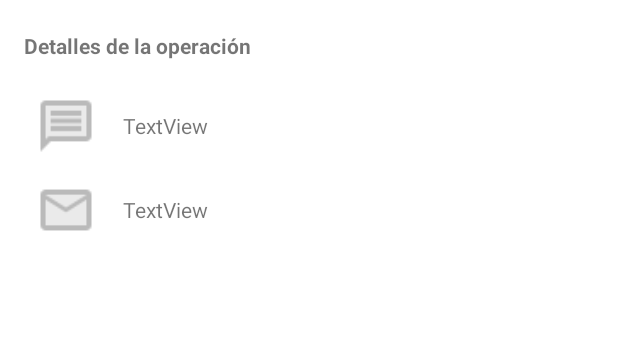
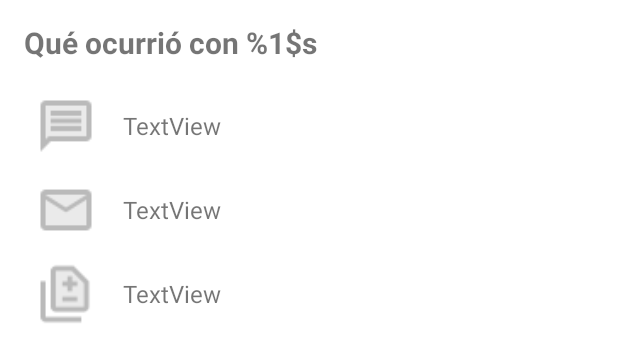
Before and after one commit to jpasao/ListaDC, an Android app: the layout historic_detail_modal.xml on its own in the app's theme, with its tools: preview values and no code run, on a phone screen of 412 x 824 dp. Shown: the top 362 px of the screen. Run offline under Robolectric (Android 15) with nearby library versions, the phone set to English and light mode, and no system bars.

Commit message:
Add original data to historic details

```diff
--- a/app/src/main/java/com/latribu/listadc/common/models/Historic.kt
+++ b/app/src/main/java/com/latribu/listadc/common/models/Historic.kt
@@ -11,5 +11,6 @@ data class Historic(
     val operationId: Int,
     val createdAt: String,
     val firebaseSent: Int,
-    val remoteAddr: String
+    val remoteAddr: String,
+    val originalData: String?
 ) : Serializable
--- a/app/src/main/java/com/latribu/listadc/historic/HistoricActivity.kt
+++ b/app/src/main/java/com/latribu/listadc/historic/HistoricActivity.kt
@@ -161,8 +161,7 @@ class HistoricActivity : AppCompatActivity() {
     }
 
     private fun itemLongPressed(item: Historic) {
-        val sentText = if (item.firebaseSent == 1) "Ya se envió la notificación" else "Aún no ha salido la notificación"
-        val showDetails = HistoricDetailBottomFragment(sentText, item.remoteAddr)
+        val showDetails = HistoricDetailBottomFragment(item)
         supportFragmentManager.let { showDetails.show(it, HistoricDetailBottomFragment.TAG) }
     }
 
--- /dev/null
+++ b/app/src/main/res/drawable/twotone_difference_24.xml
@@ -0,0 +1,7 @@
+<vector xmlns:android="http://schemas.android.com/apk/res/android" android:height="24dp" android:tint="#FFFFFF" android:viewportHeight="24" android:viewportWidth="24" android:width="24dp">
+
+    <path android:fillAlpha="0.3" android:fillColor="@android:color/white" android:pathData="M14.17,3H8v14h11V7.83L14.17,3zM16.5,15h-6v-2h6V15zM16.5,9h-2v2h-2V9h-2V7h2V5h2v2h2V9z" android:strokeAlpha="0.3"/>
+
+    <path android:fillColor="@android:color/white" android:pathData="M18,23H4c-1.1,0 -2,-0.9 -2,-2V7h2v14h14V23zM14.5,7V5h-2v2h-2v2h2v2h2V9h2V7H14.5zM16.5,13h-6v2h6V13zM15,1H8C6.9,1 6.01,1.9 6.01,3L6,17c0,1.1 0.89,2 1.99,2H19c1.1,0 2,-0.9 2,-2V7L15,1zM19,17H8V3h6.17L19,7.83V17z"/>
+
+</vector>
--- a/app/src/main/res/layout/historic_detail_modal.xml
+++ b/app/src/main/res/layout/historic_detail_modal.xml
@@ -16,7 +16,9 @@
             android:layout_height="56dp"
             android:firstBaselineToTopHeight="36dp"
             android:paddingStart="16dp"
+            android:paddingEnd="16dp"
             android:text="@string/historic_modal_title"
+            android:textSize="20sp"
             android:textStyle="bold" />
 
         <LinearLayout
@@ -24,13 +26,15 @@
             android:layout_width="match_parent"
             android:layout_height="56dp"
             android:orientation="horizontal"
-            android:paddingStart="16dp">
+            android:paddingStart="16dp"
+            android:paddingEnd="16dp">
 
             <ImageButton
                 android:id="@+id/message_icon"
                 android:layout_width="56dp"
                 android:layout_height="match_parent"
                 android:background="@android:color/transparent"
+                android:contentDescription="@string/uselessContent"
                 android:scaleX="1.7"
                 android:scaleY="1.7"
                 app:srcCompat="@drawable/twotone_message_24"
@@ -42,7 +46,9 @@
                 android:layout_height="match_parent"
                 android:gravity="center_vertical"
                 android:paddingStart="10dp"
-                android:text="TextView" />
+                android:paddingEnd="10dp"
+                android:text="TextView"
+                android:textSize="16sp" />
         </LinearLayout>
 
         <LinearLayout
@@ -50,13 +56,15 @@
             android:layout_width="match_parent"
             android:layout_height="56dp"
             android:orientation="horizontal"
-            android:paddingStart="16dp">
+            android:paddingStart="16dp"
+            android:paddingEnd="16dp">
 
             <ImageButton
                 android:id="@+id/ip_icon"
                 android:layout_width="56dp"
                 android:layout_height="match_parent"
                 android:background="@android:color/transparent"
+                android:contentDescription="@string/uselessContent"
                 android:scaleX="1.7"
                 android:scaleY="1.7"
                 app:srcCompat="@drawable/twotone_mail_24"
@@ -68,7 +76,39 @@
                 android:layout_height="match_parent"
                 android:gravity="center_vertical"
                 android:paddingStart="10dp"
-                android:text="TextView" />
+                android:paddingEnd="10dp"
+                android:text="TextView"
+                android:textSize="16sp" />
+        </LinearLayout>
+
+        <LinearLayout
+            android:id="@+id/original_data"
+            android:layout_width="match_parent"
+            android:layout_height="56dp"
+            android:orientation="horizontal"
+            android:paddingStart="16dp"
+            android:paddingEnd="16dp">
+
+            <ImageButton
+                android:id="@+id/original_icon"
+                android:layout_width="56dp"
+                android:layout_height="match_parent"
+                android:background="@android:color/transparent"
+                android:contentDescription="@string/uselessContent"
+                android:scaleX="1.7"
+                android:scaleY="1.7"
+                app:srcCompat="@drawable/twotone_difference_24"
+                app:tint="@color/grey" />
+
+            <TextView
+                android:id="@+id/original_text"
+                android:layout_width="match_parent"
+                android:layout_height="match_parent"
+                android:gravity="center_vertical"
+                android:paddingStart="10dp"
+                android:paddingEnd="10dp"
+                android:text="TextView"
+                android:textSize="16sp" />
         </LinearLayout>
     </LinearLayout>
 </androidx.constraintlayout.widget.ConstraintLayout>
--- a/app/src/main/res/values/strings.xml
+++ b/app/src/main/res/values/strings.xml
@@ -92,5 +92,9 @@
     <string name="historic_filter_yesterday">Ayer</string>
     <string name="historic_filter_week">Esta semana</string>
     <string name="historic_filter_month">Este mes</string>
-    <string name="historic_modal_title">Detalles de la operación</string>
+    <string name="historic_modal_title">Qué ocurrió con %1$s</string>
+    <string name="historic_notification_sent">Ya se envió la notificación</string>
+    <string name="historic_notification_not_sent">El resto de La Tribu aún no se ha enterado de esto</string>
+    <string name="historic_ip_sender">Se ha hecho desde %1$s</string>
+    <string name="historic_original_data">Antes era %1$s</string>
 </resources>
```
Also changed, not shown: app/src/main/java/com/latribu/listadc/historic/HistoricDetailBottomFragment.kt (+13 -5 lines).
